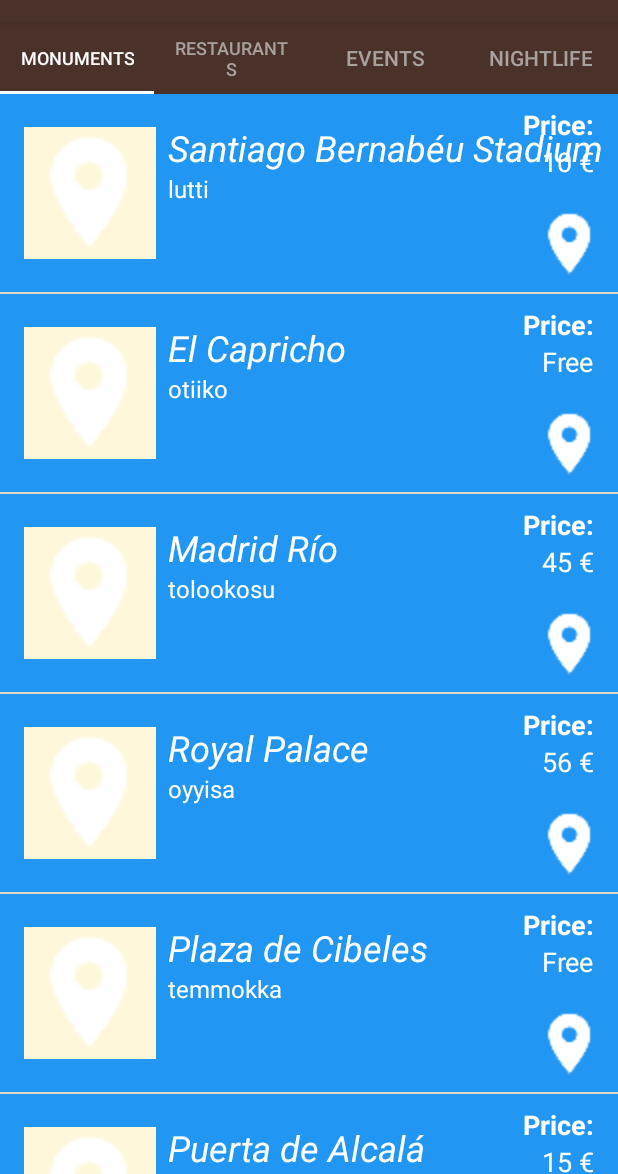
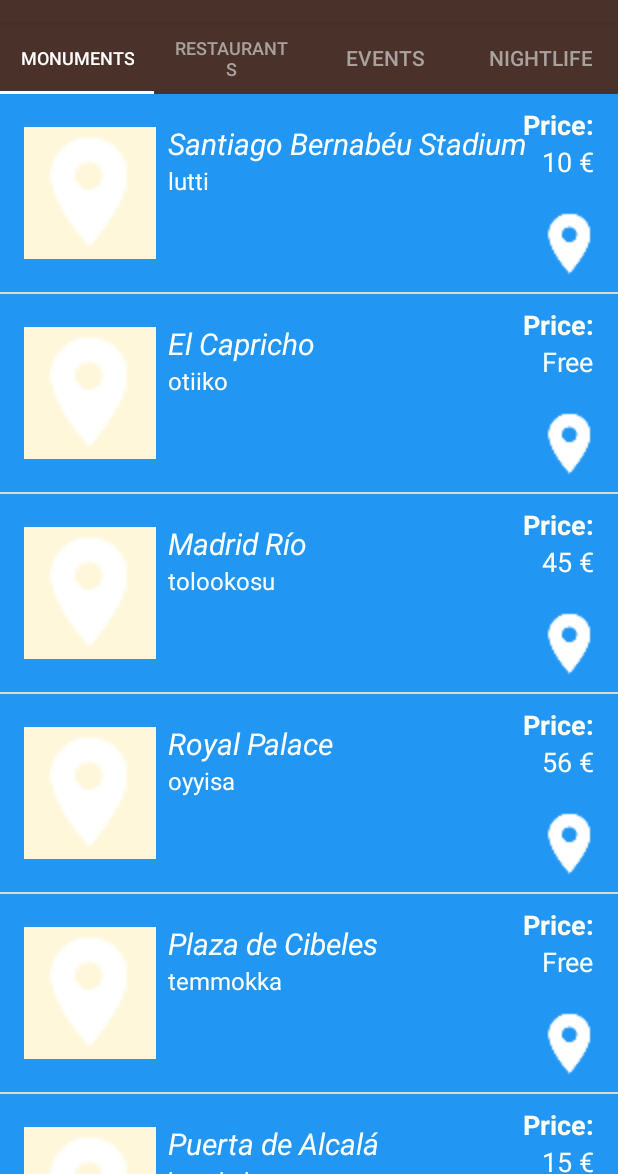
Before and after one commit to VIcuko/Android-TourGuideApp, an Android app: the screen it shows after launch (MainActivity), on a phone screen of 412 x 824 dp, the part 62-1236 px from its top. Run offline under Robolectric (Android 15) with nearby library versions, the light colour scheme and no system bars.

Commit message:
Modify letter size for item title

```diff
--- a/app/src/main/res/values/dimens.xml
+++ b/app/src/main/res/values/dimens.xml
@@ -20,7 +20,7 @@
     <dimen name="activity_vertical_margin">16dp</dimen>
     <dimen name="map_link_margin">8dp</dimen>
 
-    <dimen name="place_name">24sp</dimen>
+    <dimen name="place_name">20sp</dimen>
     <dimen name="default_text">18sp</dimen>
     <dimen name="description_content">16sp</dimen>
     <dimen name="description_max_height">120dp</dimen>
```
Also changed, not shown: 2 other files.
